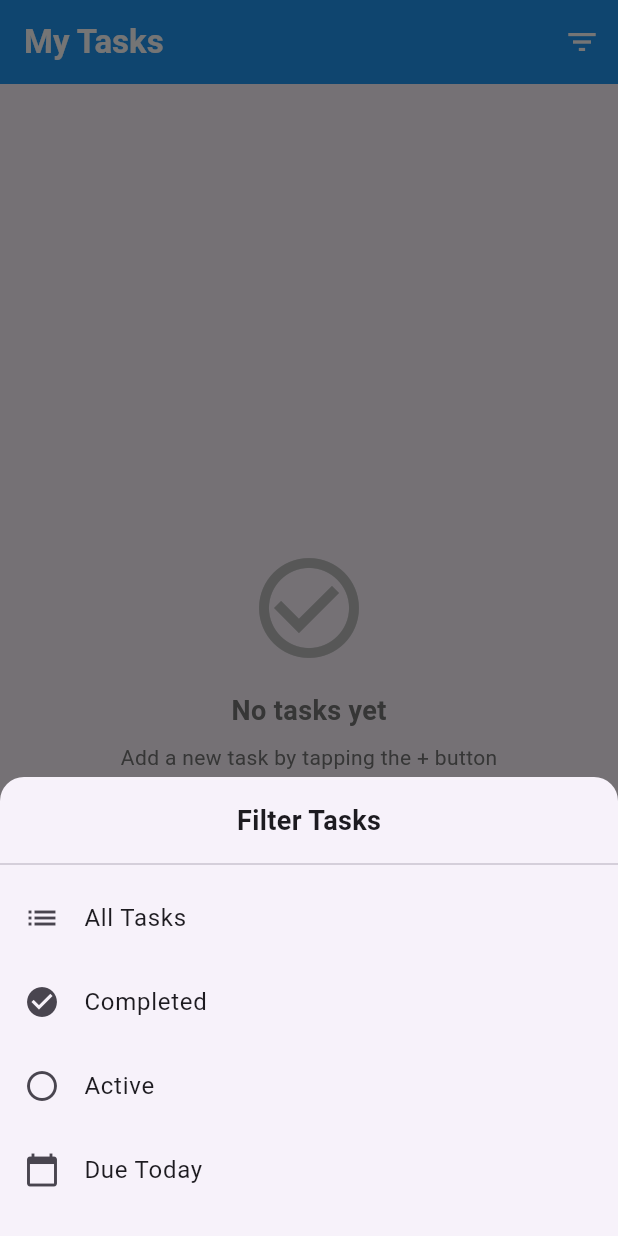
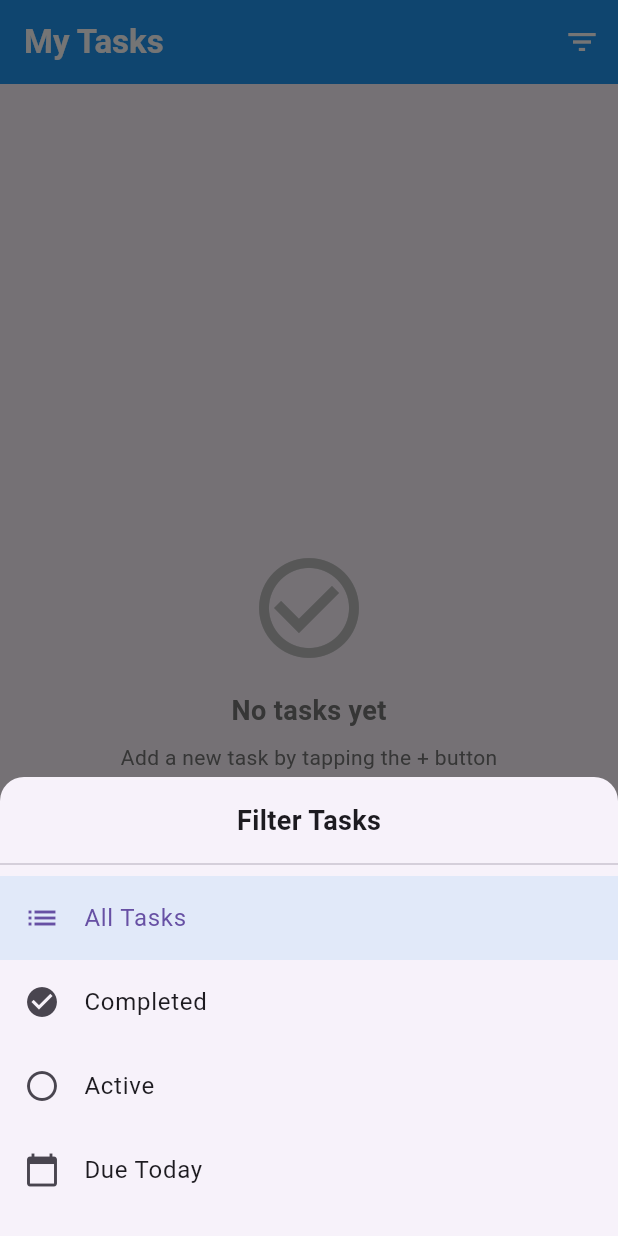
Before and after one commit to KaivanKeren/simple-todo-app, a Flutter app: the screen it shows after launch, after a tap on the "filter list" icon, on a phone screen of 412 x 824 dp. Run offline on Flutter 3.47's test engine with Material 3 defaults, Android fonts, the phone set to English and light mode, and no system bars.

Commit message:
Implement task filtering functionality in TodoList screen

```diff
--- a/lib/screens/todo_list.dart
+++ b/lib/screens/todo_list.dart
@@ -2,18 +2,57 @@ import 'package:flutter/material.dart';
 import 'package:provider/provider.dart';
 import 'package:android_project/models/save_task.dart';
 
-class TodoList extends StatelessWidget {
+// Define filter types as an enum for better type safety
+enum TaskFilter {
+  all,
+  completed,
+  active,
+  dueToday,
+}
+
+class TodoList extends StatefulWidget {
   const TodoList({super.key});
 
   @override
+  State<TodoList> createState() => _TodoListState();
+}
+
+class _TodoListState extends State<TodoList> {
+  // Current active filter
+  TaskFilter _currentFilter = TaskFilter.all;
+
+  // Filter label for the app bar
+  String get _filterLabel {
+    switch (_currentFilter) {
+      case TaskFilter.all:
+        return 'All Tasks';
+      case TaskFilter.completed:
+        return 'Completed';
+      case TaskFilter.active:
+        return 'Active';
+      case TaskFilter.dueToday:
+        return 'Due Today';
+    }
+  }
+
+  @override
   Widget build(BuildContext context) {
-    // Rest of the build method remains unchanged
     return Scaffold(
-      // AppBar, FloatingActionButton, and the rest remain the same
       appBar: AppBar(
-        title: const Text(
-          'My Tasks',
-          style: TextStyle(fontWeight: FontWeight.bold),
+        title: Column(
+          crossAxisAlignment: CrossAxisAlignment.start,
+          mainAxisSize: MainAxisSize.min,
+          children: [
+            const Text(
+              'My Tasks',
+              style: TextStyle(fontWeight: FontWeight.bold),
+            ),
+            if (_currentFilter != TaskFilter.all)
+              Text(
+                'Filtered: $_filterLabel',
+                style: const TextStyle(fontSize: 12),
+              ),
+          ],
         ),
         elevation: 0,
         actions: [
@@ -22,6 +61,7 @@ class TodoList extends StatelessWidget {
             onPressed: () {
               _showFilterOptions(context);
             },
+            tooltip: 'Filter tasks',
           ),
         ],
       ),
@@ -35,17 +75,21 @@ class TodoList extends StatelessWidget {
       ),
       floatingActionButtonLocation: FloatingActionButtonLocation.centerFloat,
       body: Consumer<SaveTask>(
-        builder: (context, task, child) {
-          if (task.tasks.isEmpty) {
+        builder: (context, taskProvider, child) {
+          final filteredTasks = _getFilteredTasks(taskProvider.tasks);
+
+          if (filteredTasks.isEmpty) {
             return _buildEmptyState();
           }
 
           return ListView.separated(
             padding: const EdgeInsets.only(bottom: 80),
-            itemCount: task.tasks.length,
+            itemCount: filteredTasks.length,
             separatorBuilder: (context, index) => const Divider(height: 1),
             itemBuilder: (BuildContext context, index) {
-              final currentTask = task.tasks[index];
+              final currentTask = filteredTasks[index];
+              // Find the original index in the full tasks list for proper handling
+              final originalIndex = taskProvider.tasks.indexOf(currentTask);
 
               return Dismissible(
                 key: Key(currentTask.id.toString()),
@@ -75,13 +119,38 @@ class TodoList extends StatelessWidget {
                     ),
                   );
                 },
-                child: _buildTaskTile(context, currentTask, index),
+                child: _buildTaskTile(context, currentTask, originalIndex),
               );
             },
           );
         },
       ),
     );
+  }
+
+  // Filter tasks based on current filter
+  List<dynamic> _getFilteredTasks(List<dynamic> allTasks) {
+    final now = DateTime.now();
+    final today = DateTime(now.year, now.month, now.day);
+
+    switch (_currentFilter) {
+      case TaskFilter.all:
+        return allTasks;
+      case TaskFilter.completed:
+        return allTasks.where((task) => task.isCompleted).toList();
+      case TaskFilter.active:
+        return allTasks.where((task) => !task.isCompleted).toList();
+      case TaskFilter.dueToday:
+        return allTasks.where((task) {
+          if (task.dueDate == null) return false;
+          final taskDate = DateTime(
+            task.dueDate.year,
+            task.dueDate.month,
+            task.dueDate.day,
+          );
+          return taskDate == today;
+        }).toList();
+    }
   }
 
   Widget _buildTaskTile(BuildContext context, dynamic task, int index) {
@@ -284,20 +353,42 @@ class TodoList extends StatelessWidget {
     return '$hour:$minute';
   }
 
-  // The rest of the methods remain unchanged
+  // Display the empty state with a message based on active filter
   Widget _buildEmptyState() {
+    String message;
+    IconData icon;
+
+    switch (_currentFilter) {
+      case TaskFilter.all:
+        message = 'No tasks yet';
+        icon = Icons.check_circle_outline;
+        break;
+      case TaskFilter.completed:
+        message = 'No completed tasks';
+        icon = Icons.check_circle;
+        break;
+      case TaskFilter.active:
+        message = 'No active tasks';
+        icon = Icons.circle_outlined;
+        break;
+      case TaskFilter.dueToday:
+        message = 'No tasks due today';
+        icon = Icons.calendar_today;
+        break;
+    }
+
     return Center(
       child: Column(
         mainAxisAlignment: MainAxisAlignment.center,
         children: [
           Icon(
-            Icons.check_circle_outline,
+            icon,
             size: 80,
             color: Colors.grey.shade400,
           ),
           const SizedBox(height: 16),
           Text(
-            'No tasks yet',
+            message,
             style: TextStyle(
               fontSize: 18,
               fontWeight: FontWeight.bold,
@@ -306,9 +397,23 @@ class TodoList extends StatelessWidget {
           ),
           const SizedBox(height: 8),
           Text(
-            'Add a new task by tapping the + button',
+            _currentFilter == TaskFilter.all
+                ? 'Add a new task by tapping the + button'
+                : 'Try selecting a different filter',
             style: TextStyle(color: Colors.grey.shade600),
           ),
+          if (_currentFilter != TaskFilter.all) ...[
+            const SizedBox(height: 16),
+            OutlinedButton.icon(
+              onPressed: () {
+                setState(() {
+                  _currentFilter = TaskFilter.all;
+                });
+              },
+              icon: const Icon(Icons.filter_list_off),
+              label: const Text('Show All Tasks'),
+            ),
+          ],
         ],
       ),
     );
@@ -464,32 +569,48 @@ class TodoList extends StatelessWidget {
               ListTile(
                 leading: const Icon(Icons.list),
                 title: const Text('All Tasks'),
+                selected: _currentFilter == TaskFilter.all,
+                selectedTileColor: Colors.blue.withOpacity(0.1),
                 onTap: () {
-                  // Implement filter functionality
+                  setState(() {
+                    _currentFilter = TaskFilter.all;
+                  });
                   Navigator.pop(context);
                 },
               ),
               ListTile(
                 leading: const Icon(Icons.check_circle),
                 title: const Text('Completed'),
+                selected: _currentFilter == TaskFilter.completed,
+                selectedTileColor: Colors.blue.withOpacity(0.1),
                 onTap: () {
-                  // Implement filter functionality
+                  setState(() {
+                    _currentFilter = TaskFilter.completed;
+                  });
                   Navigator.pop(context);
                 },
               ),
               ListTile(
                 leading: const Icon(Icons.circle_outlined),
                 title: const Text('Active'),
+                selected: _currentFilter == TaskFilter.active,
+                selectedTileColor: Colors.blue.withOpacity(0.1),
                 onTap: () {
-                  // Implement filter functionality
+                  setState(() {
+                    _currentFilter = TaskFilter.active;
+                  });
                   Navigator.pop(context);
                 },
               ),
               ListTile(
                 leading: const Icon(Icons.calendar_today),
                 title: const Text('Due Today'),
+                selected: _currentFilter == TaskFilter.dueToday,
+                selectedTileColor: Colors.blue.withOpacity(0.1),
                 onTap: () {
-                  // Implement filter functionality
+                  setState(() {
+                    _currentFilter = TaskFilter.dueToday;
+                  });
                   Navigator.pop(context);
                 },
               ),
```
